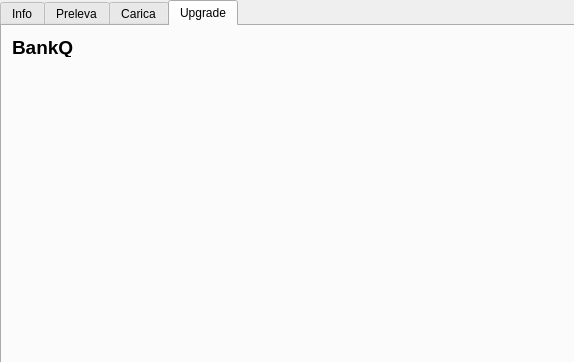
Old version of the form BankQ/userinfo.ui in the repository marcofranceschini/p2_project.
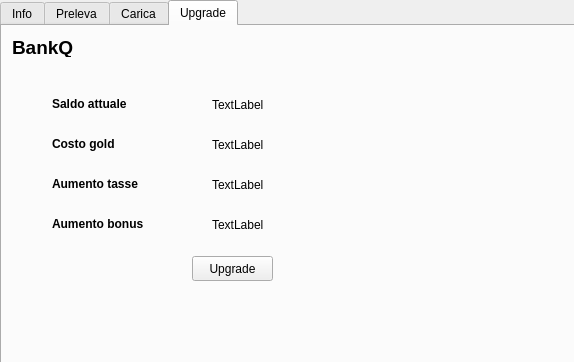
New version of the form. The open tabs and pages were chosen to show the change.

```diff
--- a/BankQ/userinfo.ui
+++ b/BankQ/userinfo.ui
@@ -327,7 +327,46 @@
     <attribute name="title">
      <string>Upgrade</string>
     </attribute>
-    <widget class="QLabel" name="label_16">
+    <widget class="QLabel" name="label_65">
+     <property name="geometry">
+      <rect>
+       <x>50</x>
+       <y>70</y>
+       <width>101</width>
+       <height>17</height>
+      </rect>
+     </property>
+     <property name="text">
+      <string>&lt;html&gt;&lt;head/&gt;&lt;body&gt;&lt;p&gt;&lt;span style=&quot; font-weight:600;&quot;&gt;Saldo attuale&lt;/span&gt;&lt;/p&gt;&lt;/body&gt;&lt;/html&gt;</string>
+     </property>
+    </widget>
+    <widget class="QLabel" name="label_66">
+     <property name="geometry">
+      <rect>
+       <x>210</x>
+       <y>70</y>
+       <width>121</width>
+       <height>17</height>
+      </rect>
+     </property>
+     <property name="text">
+      <string>TextLabel</string>
+     </property>
+    </widget>
+    <widget class="QLabel" name="label_67">
+     <property name="geometry">
+      <rect>
+       <x>50</x>
+       <y>110</y>
+       <width>131</width>
+       <height>17</height>
+      </rect>
+     </property>
+     <property name="text">
+      <string>&lt;html&gt;&lt;head/&gt;&lt;body&gt;&lt;p&gt;&lt;span style=&quot; font-weight:600;&quot;&gt;Costo gold&lt;/span&gt;&lt;/p&gt;&lt;/body&gt;&lt;/html&gt;</string>
+     </property>
+    </widget>
+    <widget class="QLabel" name="label_68">
      <property name="geometry">
       <rect>
        <x>10</x>
@@ -340,6 +379,84 @@
       <string>&lt;html&gt;&lt;head/&gt;&lt;body&gt;&lt;p&gt;&lt;span style=&quot; font-size:14pt; font-weight:600;&quot;&gt;BankQ&lt;/span&gt;&lt;/p&gt;&lt;/body&gt;&lt;/html&gt;</string>
      </property>
     </widget>
+    <widget class="QToolButton" name="toolButton_13">
+     <property name="geometry">
+      <rect>
+       <x>190</x>
+       <y>230</y>
+       <width>81</width>
+       <height>25</height>
+      </rect>
+     </property>
+     <property name="text">
+      <string>Upgrade</string>
+     </property>
+    </widget>
+    <widget class="QLabel" name="label_69">
+     <property name="geometry">
+      <rect>
+       <x>50</x>
+       <y>150</y>
+       <width>111</width>
+       <height>17</height>
+      </rect>
+     </property>
+     <property name="text">
+      <string>&lt;html&gt;&lt;head/&gt;&lt;body&gt;&lt;p&gt;&lt;span style=&quot; font-weight:600;&quot;&gt;Aumento tasse&lt;/span&gt;&lt;/p&gt;&lt;/body&gt;&lt;/html&gt;</string>
+     </property>
+    </widget>
+    <widget class="QLabel" name="label_70">
+     <property name="geometry">
+      <rect>
+       <x>210</x>
+       <y>110</y>
+       <width>121</width>
+       <height>17</height>
+      </rect>
+     </property>
+     <property name="text">
+      <string>TextLabel</string>
+     </property>
+    </widget>
+    <widget class="QLabel" name="label_71">
+     <property name="geometry">
+      <rect>
+       <x>210</x>
+       <y>150</y>
+       <width>121</width>
+       <height>17</height>
+      </rect>
+     </property>
+     <property name="text">
+      <string>TextLabel</string>
+     </property>
+    </widget>
+    <widget class="QLabel" name="label_72">
+     <property name="geometry">
+      <rect>
+       <x>50</x>
+       <y>190</y>
+       <width>121</width>
+       <height>17</height>
+      </rect>
+     </property>
+     <property name="text">
+      <string>&lt;html&gt;&lt;head/&gt;&lt;body&gt;&lt;p&gt;&lt;span style=&quot; font-weight:600;&quot;&gt;Aumento bonus&lt;/span&gt;&lt;/p&gt;&lt;/body&gt;&lt;/html&gt;</string>
+     </property>
+    </widget>
+    <widget class="QLabel" name="label_73">
+     <property name="geometry">
+      <rect>
+       <x>210</x>
+       <y>190</y>
+       <width>111</width>
+       <height>17</height>
+      </rect>
+     </property>
+     <property name="text">
+      <string>TextLabel</string>
+     </property>
+    </widget>
    </widget>
   </widget>
  </widget>
```
Left out of the diff: 66 changed lines with no effect on the pictures.
